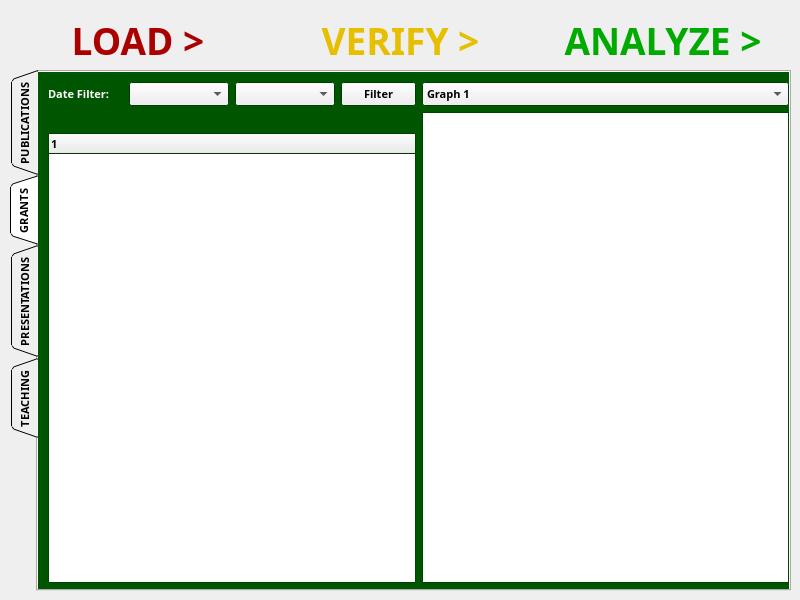
Before: the Qt Designer form Project Code/AppleProject/analyze_csv.ui in JRWu/DataAggregation, drawn with Qt 5.
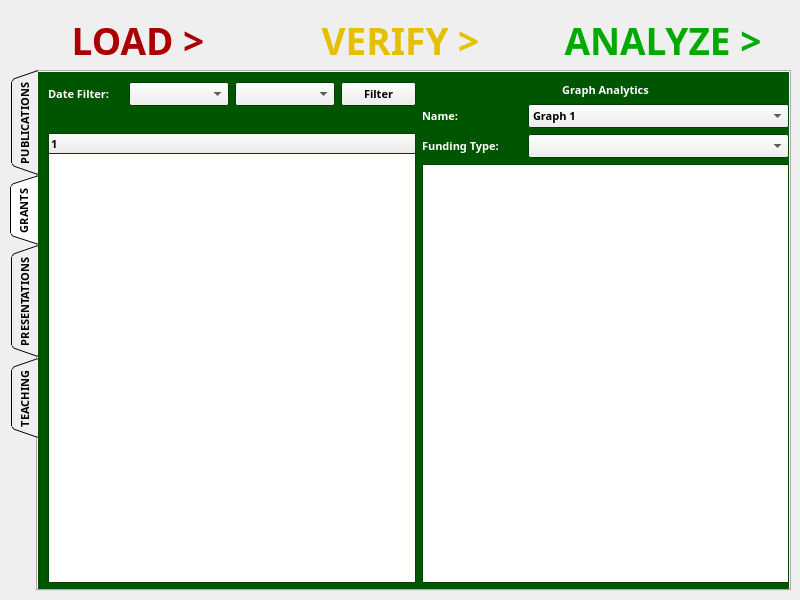
After: the same form once the commit is applied. The open tabs and pages were chosen to show the change.

Commit message: VLS added graphing combo boxes for Grants tab

The edit to the form file:
```diff
--- a/Project Code/AppleProject/analyze_csv.ui
+++ b/Project Code/AppleProject/analyze_csv.ui
@@ -901,24 +901,185 @@
        <item>
         <layout class="QVBoxLayout" name="verticalLayout_12">
          <item>
-          <widget class="QComboBox" name="graph_combo_9">
-           <item>
-            <property name="text">
-             <string>Graph 1</string>
-            </property>
-           </item>
-           <item>
-            <property name="text">
-             <string>Graph 2</string>
-            </property>
-           </item>
-           <item>
-            <property name="text">
-             <string>Graph 3</string>
-            </property>
-           </item>
+          <widget class="QLabel" name="graph_lbl_grnt">
+           <property name="palette">
+            <palette>
+             <active>
+              <colorrole role="WindowText">
+               <brush brushstyle="SolidPattern">
+                <color alpha="255">
+                 <red>255</red>
+                 <green>255</green>
+                 <blue>255</blue>
+                </color>
+               </brush>
+              </colorrole>
+             </active>
+             <inactive>
+              <colorrole role="WindowText">
+               <brush brushstyle="SolidPattern">
+                <color alpha="255">
+                 <red>255</red>
+                 <green>255</green>
+                 <blue>255</blue>
+                </color>
+               </brush>
+              </colorrole>
+             </inactive>
+             <disabled>
+              <colorrole role="WindowText">
+               <brush brushstyle="SolidPattern">
+                <color alpha="255">
+                 <red>120</red>
+                 <green>120</green>
+                 <blue>120</blue>
+                </color>
+               </brush>
+              </colorrole>
+             </disabled>
+            </palette>
+           </property>
+           <property name="text">
+            <string>Graph Analytics</string>
+           </property>
+           <property name="alignment">
+            <set>Qt::AlignCenter</set>
+           </property>
           </widget>
          </item>
+         <item>
+          <layout class="QHBoxLayout" name="horizontalLayout_2">
+           <item>
+            <widget class="QLabel" name="name_lbl_grnt">
+             <property name="maximumSize">
+              <size>
+               <width>100</width>
+               <height>40</height>
+              </size>
+             </property>
+             <property name="palette">
+              <palette>
+               <active>
+                <colorrole role="WindowText">
+                 <brush brushstyle="SolidPattern">
+                  <color alpha="255">
+                   <red>255</red>
+                   <green>255</green>
+                   <blue>255</blue>
+                  </color>
+                 </brush>
+                </colorrole>
+               </active>
+               <inactive>
+                <colorrole role="WindowText">
+                 <brush brushstyle="SolidPattern">
+                  <color alpha="255">
+                   <red>255</red>
+                   <green>255</green>
+                   <blue>255</blue>
+                  </color>
+                 </brush>
+                </colorrole>
+               </inactive>
+               <disabled>
+                <colorrole role="WindowText">
+                 <brush brushstyle="SolidPattern">
+                  <color alpha="255">
+                   <red>120</red>
+                   <green>120</green>
+                   <blue>120</blue>
+                  </color>
+                 </brush>
+                </colorrole>
+               </disabled>
+              </palette>
+             </property>
+             <property name="text">
+              <string>Name:</string>
+             </property>
+            </widget>
+           </item>
+           <item>
+            <widget class="QComboBox" name="name_combo_grnt">
+             <property name="currentText">
+              <string>Graph 1</string>
+             </property>
+             <item>
+              <property name="text">
+               <string>Graph 1</string>
+              </property>
+             </item>
+             <item>
+              <property name="text">
+               <string>Graph 2</string>
+              </property>
+             </item>
+             <item>
+              <property name="text">
+               <string>Graph 3</string>
+              </property>
+             </item>
+            </widget>
+           </item>
+          </layout>
+         </item>
+         <item>
+          <layout class="QHBoxLayout" name="horizontalLayout_3">
+           <item>
+            <widget class="QLabel" name="type_lbl_grnt">
+             <property name="maximumSize">
+              <size>
+               <width>100</width>
+               <height>40</height>
+              </size>
+             </property>
+             <property name="palette">
+              <palette>
+               <active>
+                <colorrole role="WindowText">
+                 <brush brushstyle="SolidPattern">
+                  <color alpha="255">
+                   <red>255</red>
+                   <green>255</green>
+                   <blue>255</blue>
+                  </color>
+                 </brush>
+                </colorrole>
+               </active>
+               <inactive>
+                <colorrole role="WindowText">
+                 <brush brushstyle="SolidPattern">
+                  <color alpha="255">
+                   <red>255</red>
+                   <green>255</green>
+                   <blue>255</blue>
+                  </color>
+                 </brush>
+                </colorrole>
+               </inactive>
+               <disabled>
+                <colorrole role="WindowText">
+                 <brush brushstyle="SolidPattern">
+                  <color alpha="255">
+                   <red>120</red>
+                   <green>120</green>
+                   <blue>120</blue>
+                  </color>
+                 </brush>
+                </colorrole>
+               </disabled>
+              </palette>
+             </property>
+             <property name="text">
+              <string>Funding Type:</string>
+             </property>
+            </widget>
+           </item>
+           <item>
+            <widget class="QComboBox" name="type_combo_grnt"/>
+           </item>
+          </layout>
+         </item>
          <item>
           <widget class="QGraphicsView" name="graph_area_9">
            <property name="enabled">
```
Left out of the diff: 2 changed lines with no effect on the pictures. The commit also changes 41 other files.
